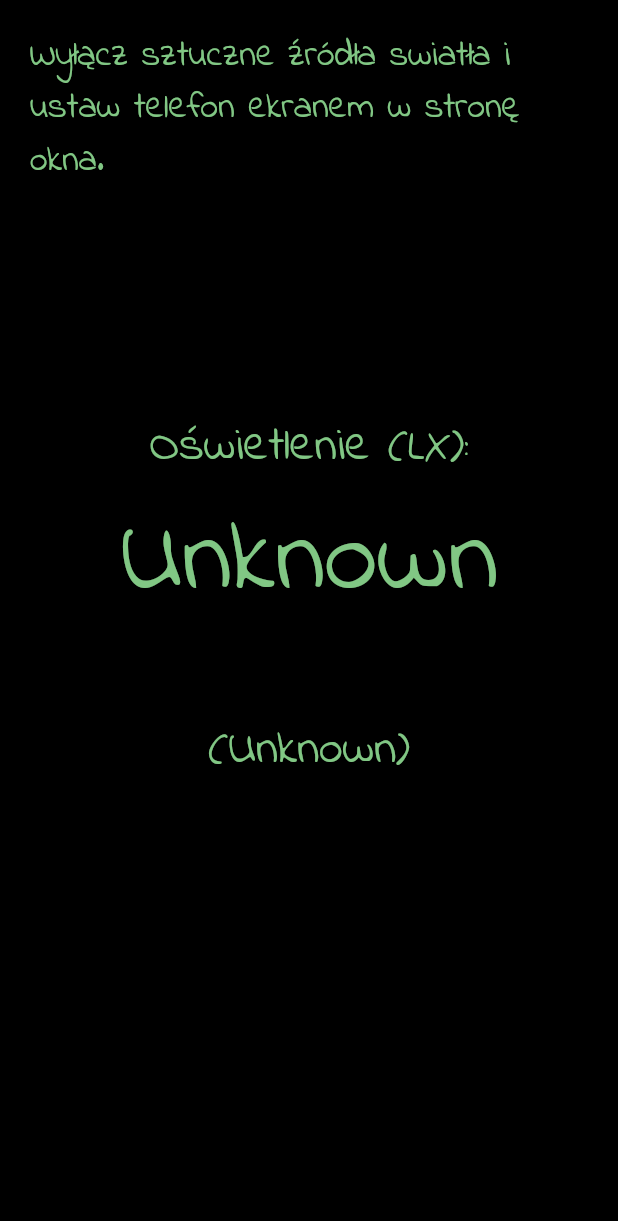
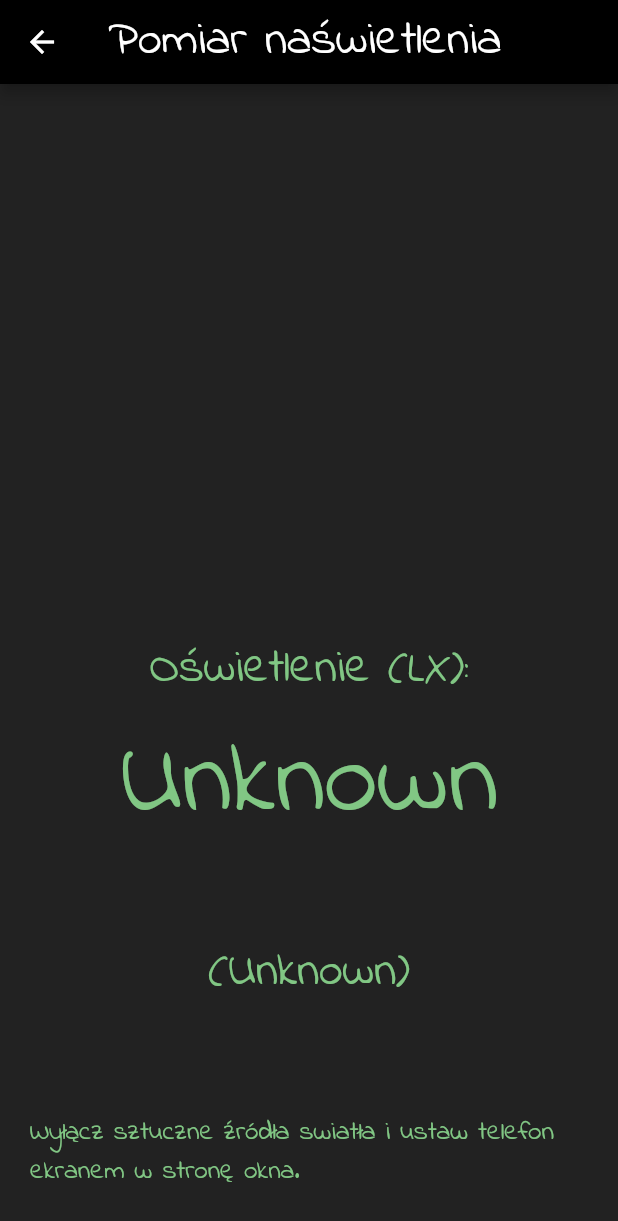
Before and after one commit to kkuczynski/LifefulLeaves, a Flutter app: the Menu screen opened by its route, after a tap on "Naświetlenie", on a phone screen of 412 x 824 dp. Shown: the top 1221 px of the screen. Run offline on Flutter 3.47's test engine with Material 2 defaults, Android fonts, the phone set to English and light mode, and no system bars; our stand-ins replace font_awesome_flutter; missing offline and left inert: light, web_scraper.

```diff
--- a/lifeful_leaves/lib/main.dart
+++ b/lifeful_leaves/lib/main.dart
@@ -7,6 +7,7 @@ import 'package:lifeful_leaves/pages/menu.dart';
 import 'package:lifeful_leaves/pages/plant_list.dart';
 import 'package:lifeful_leaves/pages/settings.dart';
 import 'package:lifeful_leaves/pages/watering_list.dart';
+import 'package:lifeful_leaves/pages/weather.dart';
 
 void main() {
   WidgetsFlutterBinding.ensureInitialized();
@@ -19,5 +20,6 @@ void main() {
             '/settings': (context) => Settings(),
             '/list': (context) => PlantList(),
             '/watering': (context) => WateringList(),
+            '/weather': (context) => Weather(),
           })));
 }
--- a/lifeful_leaves/lib/pages/light_check.dart
+++ b/lifeful_leaves/lib/pages/light_check.dart
@@ -58,25 +58,28 @@ class _LightCheckState extends State<LightCheck> {
 
   @override
   Widget build(BuildContext context) {
-    return MaterialApp(
-      home: Scaffold(
+    return Scaffold(
+      appBar: AppBar(
         backgroundColor: Colors.black,
+        iconTheme: IconThemeData(color: Colors.white),
+        title: Text(
+          'Pomiar naświetlenia',
+          style: TextStyle(
+              fontFamily: 'IndieFlower',
+              color: Colors.white,
+              fontSize: 32),
+        ),
+      ),
+        backgroundColor: Colors.black87,
         body: AnnotatedRegion<SystemUiOverlayStyle>(
+
           value: SystemUiOverlayStyle.dark,
           child: Column(
-              //mainAxisAlignment: MainAxisAlignment.center,
+
+              mainAxisAlignment: MainAxisAlignment.end,
               crossAxisAlignment: CrossAxisAlignment.center,
               children: [
-                Container(
-                  margin: EdgeInsets.fromLTRB(20, 20, 20, 150),
-                  child: Text(
-                    'Wyłącz sztuczne źródła swiatła i ustaw telefon ekranem w stronę okna.',
-                    style: TextStyle(
-                        fontFamily: 'IndieFlower',
-                        color: Colors.green[300],
-                        fontSize: 24),
-                  ),
-                ),
+
                 Text(
                   'Oświetlenie (LX):',
                   style: TextStyle(
@@ -109,9 +112,20 @@ class _LightCheckState extends State<LightCheck> {
                     textAlign: TextAlign.center,
                   ),
                 ),
+                Container(
+                  margin: EdgeInsets.fromLTRB(20, 50, 20, 30),
+                  child: Text(
+                    'Wyłącz sztuczne źródła swiatła i ustaw telefon ekranem w stronę okna.',
+                    style: TextStyle(
+                        fontFamily: 'IndieFlower',
+                        color: Colors.green[300],
+
+                        fontSize: 18),
+                  ),
+                ),
               ]),
         ),
-      ),
+
     );
   }
 }
--- a/lifeful_leaves/lib/pages/menu.dart
+++ b/lifeful_leaves/lib/pages/menu.dart
@@ -1,6 +1,7 @@
 import 'package:flutter/material.dart';
 import 'package:lifeful_leaves/widgets/close_menu_fab.dart';
 import 'package:lifeful_leaves/widgets/menu_button.dart';
+import 'package:font_awesome_flutter/font_awesome_flutter.dart';
 
 class Menu extends StatelessWidget {
   @override
@@ -17,7 +18,7 @@ class Menu extends StatelessWidget {
               fontSize: 32),
         ),
       ),
-      body: Container(
+      body: Container( // TODO: fix nav bar color when going back to menu
         width: double.infinity,
         child: Column(
             mainAxisAlignment: MainAxisAlignment.center,
@@ -66,9 +67,9 @@ class Menu extends StatelessWidget {
                   Expanded(
                     flex: 5,
                     child: MenuButton(
-                        label: 'placeholder',
-                        icon: Icons.eco_outlined,
-                        path: '/watering'),
+                        label: 'Stacja pogodowa',
+                        icon: FaIcon(FontAwesomeIcons.thermometerHalf).icon,
+                        path: '/weather'),
                   ),
                 ],
               )
--- a/lifeful_leaves/lib/widgets/menu_button.dart
+++ b/lifeful_leaves/lib/widgets/menu_button.dart
@@ -3,7 +3,7 @@ import 'package:flutter/material.dart';
 class MenuButton extends StatelessWidget {
   final String path;
   final String label;
-  final IconData icon;
+  final icon;
   MenuButton({this.path, this.label, this.icon});
   @override
   Widget build(BuildContext context) {
--- a/lifeful_leaves/pubspec.yaml
+++ b/lifeful_leaves/pubspec.yaml
@@ -21,9 +21,12 @@ environment:
   sdk: ">=2.7.0 <3.0.0"
 
 dependencies:
+  font_awesome_flutter: ^8.10.1
+  web_scraper: ^0.0.8
   flutter:
     sdk: flutter
   light: ^1.0.0
+
 
 
   # The following adds the Cupertino Icons font to your application.
```
Also changed, not shown: lifeful_leaves/lib/pages/weather.dart (added, +69 -0 lines), lifeful_leaves/pubspec.lock.
